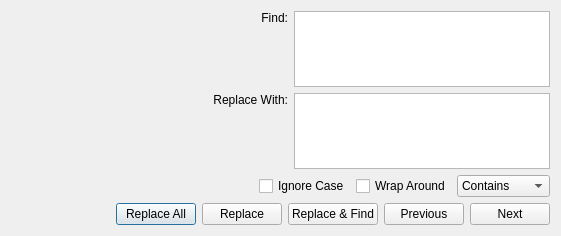
This is finddialog.ui in obiwankennedy/cahootseditor as Qt 5 draws it before an edit. The edited form follows.
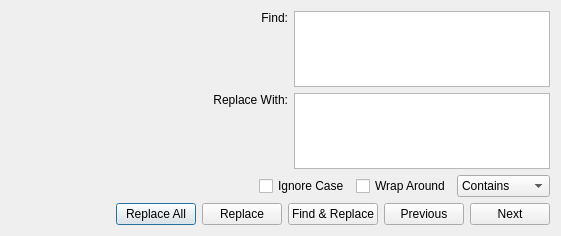
This is the edited form.

Commit message: Beginnings of the find dialog working (next button only).

What changed in the file:
```diff
--- a/finddialog.ui
+++ b/finddialog.ui
@@ -15,7 +15,7 @@
   </property>
   <layout class="QVBoxLayout" name="verticalLayout">
    <property name="spacing">
-    <number>-1</number>
+    <number>6</number>
    </property>
    <property name="leftMargin">
     <number>12</number>
@@ -162,7 +162,7 @@
      <item>
       <widget class="QPushButton" name="pushButton_3">
        <property name="text">
-        <string>Replace &amp;&amp; Find</string>
+        <string>Find &amp;&amp; Replace</string>
        </property>
       </widget>
      </item>
```
Left out of the diff: 28 changed lines with no effect on the pictures. The commit also changes 6 other files.
